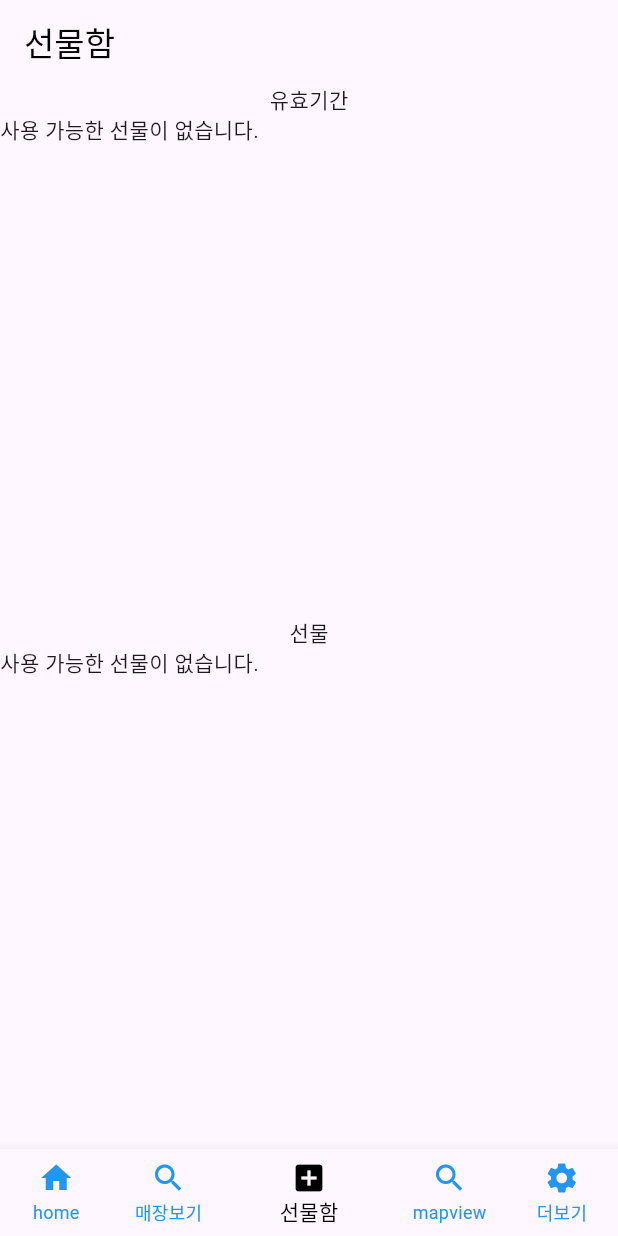
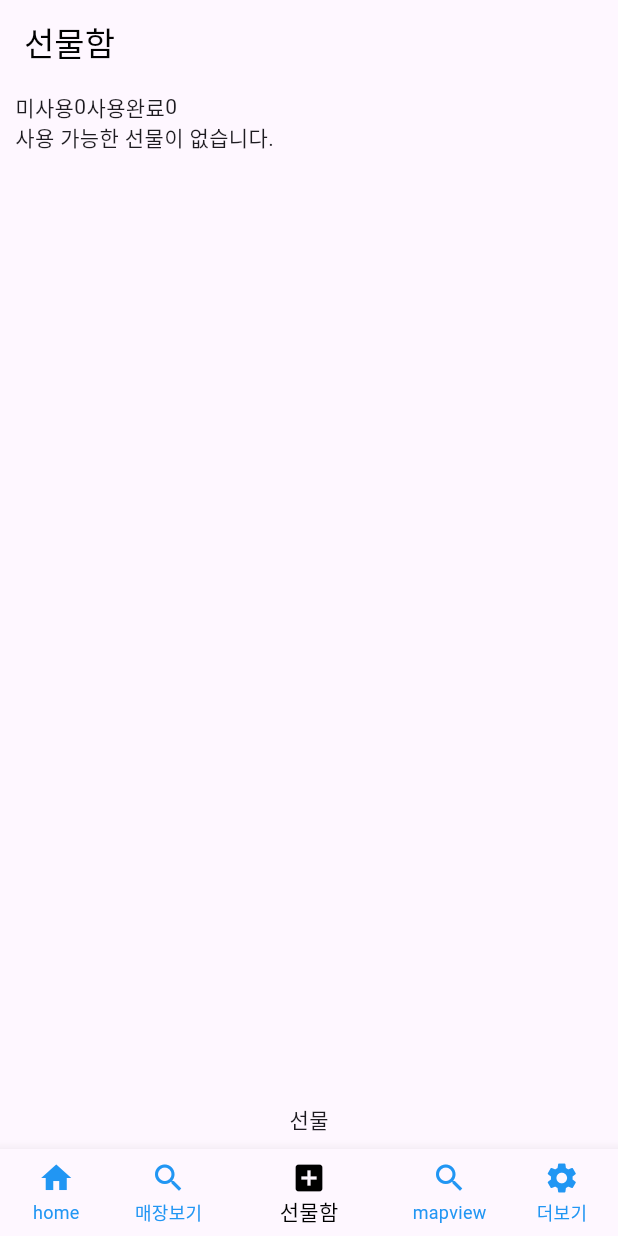
Before and after one commit to suk05112/cafePlatform, a Flutter app: the screen it shows after launch, item 3 of the bottom bar chosen, on a phone screen of 412 x 824 dp. Run offline on Flutter 3.47's test engine with Material 3 defaults, Android fonts, the phone set to English and light mode, and no system bars; our stand-ins replace cloud_firestore, dio, geolocator, image_picker, package_info_plus and 4 more; missing offline and left inert: dart:ffi, flutter_naver_map, kakao_flutter_sdk_common, kakao_flutter_sdk_user, kakao_map_plugin, webview_flutter_android and 1 more; accounts and stored records are empty; generated files the repository leaves out were written again; network calls fail.

Commit message:
선물함 페이지 개발 중

```diff
--- a/lib/GiftBox.dart
+++ b/lib/GiftBox.dart
@@ -1,6 +1,6 @@
 import 'package:flutter/material.dart';
 import 'package:my_app/api/API.dart';
-import 'package:my_app/gifticon.dart';
+import 'package:my_app/gifticon_page.dart';
 import 'package:my_app/model/gifticon.dart';
 
 class GiftBox extends StatelessWidget {
@@ -15,43 +15,109 @@ class GiftBox extends StatelessWidget {
           elevation: 0.0, //elevation 속성을 통해 그림자 효과 제어
           backgroundColor: Colors.redAccent.withOpacity(0.0),
         ),
-      body: Column(
+        body: Container(
+          margin: EdgeInsets.fromLTRB(10, 5, 10, 10),
+          child: Column(
             children: <Widget>[
-          Text("유효기간"),
+              Row(
+                children: [CountUnused(), CountUsed()],
+              ),
               Expanded(
                   child: SizedBox(
                 height: 30,
                 child: GifticonGridview(),
               )),
               Text("선물"),
-          Expanded(
-              child: SizedBox(
-            height: 30,
-            child: GifticonGridview(),
-          )),
             ],
           ),
+        ));
+  }
+
+  Widget CountUsed() {
+    return FutureBuilder<List<Gifticon>>(
+      future: GifticonGridview.fetchGifticonList(),
+      builder: (context, snapshot) {
+        if (snapshot.connectionState == ConnectionState.waiting) {
+          return CircularProgressIndicator(); // 로딩 인디케이터를 표시합니다.
+        } else if (snapshot.hasError) {
+          return Text('오류: ${snapshot.error}'); // 오류 메시지를 표시합니다.
+        } else {
+          int usedCount = snapshot.data!
+              .where((gifticon) => gifticon.validity!.isBefore(DateTime.now()))
+              .length;
+          return Row(
+            children: [
+              Text("사용완료"),
+              Text("$usedCount"),
+            ],
           );
-    // MaterialApp(
-    //   home:
-    // );
+        }
+      },
+    );
+  }
+
+  Widget CountUnused() {
+    return FutureBuilder<List<Gifticon>>(
+      future: GifticonGridview.fetchGifticonList(),
+      builder: (context, snapshot) {
+        if (snapshot.connectionState == ConnectionState.waiting) {
+          return CircularProgressIndicator(); // 로딩 인디케이터를 표시합니다.
+        } else if (snapshot.hasError) {
+          return Text('오류: ${snapshot.error}'); // 오류 메시지를 표시합니다.
+        } else {
+          int unusedCount = snapshot.data!
+              .where((gifticon) =>
+                  gifticon.validity!.isAfter(DateTime.now()) ||
+                  gifticon.validity!.isAtSameMomentAs(DateTime.now()))
+              .length;
+          return Row(
+            children: [
+              Text("미사용"),
+              Text("$unusedCount"),
+            ],
+          );
+        }
+      },
+    );
   }
 }
 
 class GifticonGridview extends StatefulWidget {
-  const GifticonGridview({Key? key}) : super(key: key);
+  GifticonGridview({Key? key}) : super(key: key);
+  int unusedCount = 0;
+  int usedCount = 0;
+
+  static Future<List<Gifticon>> fetchGifticonList() async {
+    try {
+      print("store_provider::fetchStoreList:: fetch 호출");
+      var response = await Api().client.getGifticonList(1);
+      var gifticonList = response.gifticonList;
+      return gifticonList;
+    } catch (error) {
+      print("store_provider::fetchStoreList:: fetch 오류: $error");
+      return [];
+    }
+  }
 
   @override
   _GifticonGridviewState createState() => _GifticonGridviewState();
 }
 
-// var gifticonList = ["아메리카노", "라떼", "에이드", "커피"];
+class _GifticonGridviewState extends State<GifticonGridview> {
+  late Future<List<Gifticon>> gifticonListFuture = [] as Future<List<Gifticon>>;
 
-class _GifticonGridviewState extends State<GifticonGridview> {
+  @override
+  void initState() {
+    super.initState();
+    gifticonListFuture = GifticonGridview.fetchGifticonList();
+
+    setState(() {});
+  }
+
   @override
   Widget build(BuildContext context) {
     return FutureBuilder<List<Gifticon>>(
-        future: fetchGifticonList(),
+        future: gifticonListFuture,
         builder: (context, snapshot) {
           if (snapshot.connectionState == ConnectionState.waiting) {
             return CircularProgressIndicator(); // 로딩 인디케이터를 표시합니다.
@@ -71,14 +137,16 @@ class _GifticonGridviewState extends State<GifticonGridview> {
                   childAspectRatio: 1 / 1, //item 의 가로 1, 세로 2 의 비율
                   mainAxisSpacing: 10, //수평 Padding
                   crossAxisSpacing: 10, //수직 Padding
-                  children: List.generate(gifticonList!.length, (index) {
+                  children: List.generate(gifticonList.length, (index) {
                     //item 의 반목문 항목 형성
                     return GestureDetector(
                       onTap: () {
                         Navigator.push(
                             context,
                             MaterialPageRoute(
-                                builder: (context) => GiftIcon()));
+                                builder: (context) => GifticonPage(
+                                      gifticon: gifticonList[index],
+                                    )));
                         print("Container clicked");
                       },
                       child: Container(
@@ -89,8 +157,22 @@ class _GifticonGridviewState extends State<GifticonGridview> {
                             ),
                           ),
                           height: 10,
-                        child: Text("${gifticonList![index]}"),
-                      ),
+                          child: Column(
+                            children: [
+                              Image.network("${gifticonList[index].menu_url}",
+                                  width: 79, height: 79, fit: BoxFit.fill,
+                                  errorBuilder: (context, error, stackTrace) {
+                                print(gifticonList[index].menu_url);
+                                print(error);
+                                return Image(
+                                    image: AssetImage('assets/coffee.jpeg'),
+                                    width: 79,
+                                    height: 79,
+                                    fit: BoxFit.fill);
+                              }),
+                              Text("${gifticonList[index].name}"),
+                            ],
+                          )),
                     );
                   }),
                 ),
@@ -99,16 +181,4 @@ class _GifticonGridviewState extends State<GifticonGridview> {
           }
         });
   }
-
-  Future<List<Gifticon>> fetchGifticonList() async {
-    try {
-      print("store_provider::fetchStoreList:: fetch 호출");
-      var response = await Api().client.getGifticonList(1);
-      var gifticonList = response.gifticonList;
-      return gifticonList;
-    } catch (error) {
-      print("store_provider::fetchStoreList:: fetch 오류: $error");
-      return [];
 }
-  }
-}
--- a/lib/model/gifticon.dart
+++ b/lib/model/gifticon.dart
@@ -13,7 +13,8 @@ class Gifticon {
   String description;
   DateTime? validity;
   String sender;
-  bool use_yn;
+  String receiver;
+  int use_yn;
   int availability;
   String menu_url;
 
@@ -25,7 +26,8 @@ class Gifticon {
     this.description = "",
     // this.validity = DateTime(2020, 1, 1, 1, 1),
     this.sender = "",
-    this.use_yn = true,
+    this.receiver = "",
+    this.use_yn = 1,
     this.availability = 0,
     this.menu_url = "",
   });
--- a/lib/myPage.dart
+++ b/lib/myPage.dart
@@ -1,6 +1,6 @@
 import 'package:flutter/material.dart';
 import 'package:my_app/GiftBox.dart';
-import 'package:my_app/gifticon.dart';
+import 'package:my_app/gifticon_page.dart';
 import 'package:my_app/setting/notice_page.dart';
 import 'package:my_app/setting/setting_page.dart';
 import 'package:my_app/setting/user_info_page.dart';
@@ -113,8 +113,8 @@ class _MyPageState extends State<MyPage> {
         children: gifticonList.map((gifticon) {
           return GestureDetector(
             onTap: () {
-              Navigator.push(
-                  context, MaterialPageRoute(builder: (context) => GiftIcon()));
+              // NavigaageRoutor.push(context,
+              //     MaterialPte(builder: (context) => GifticonListPage()));
               print("Container clicked");
             },
             child: Container(
```
Also changed, not shown: lib/Payment/GiftToOthers.dart (deleted, +0 -127 lines), lib/cafe_list_page.dart (+3 -9 lines), lib/gifticon_page.dart (renamed from lib/gifticon.dart, +37 -73 lines), lib/api/ApiClient.g.dart, lib/model/gifticon.g.dart. Lines whose indentation alone changed are shown as unchanged.
